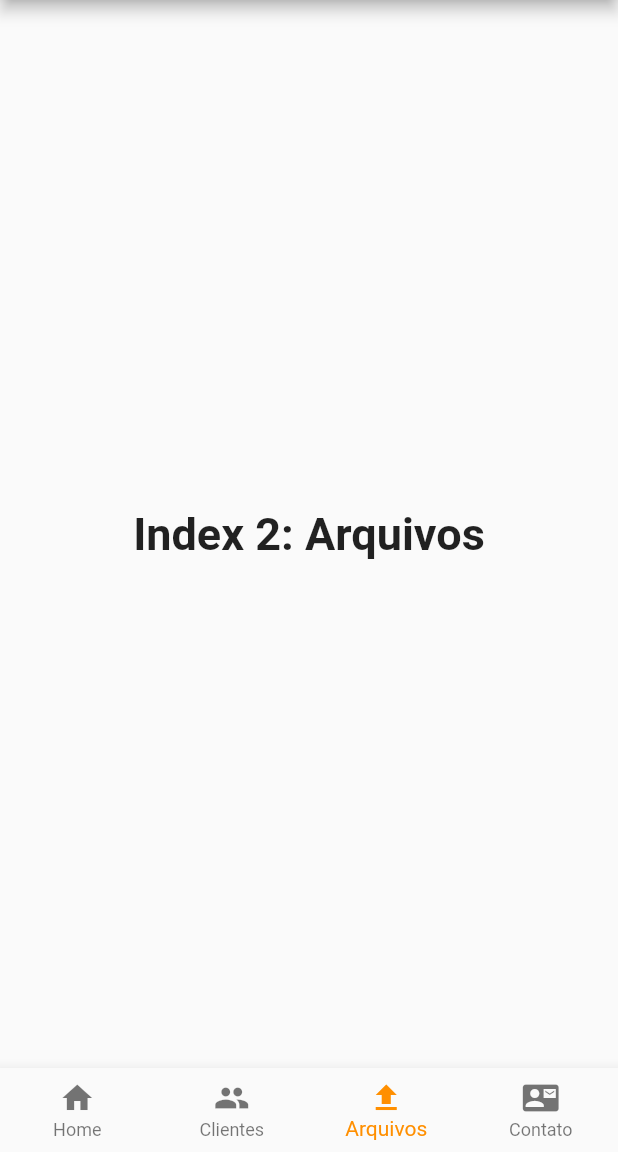
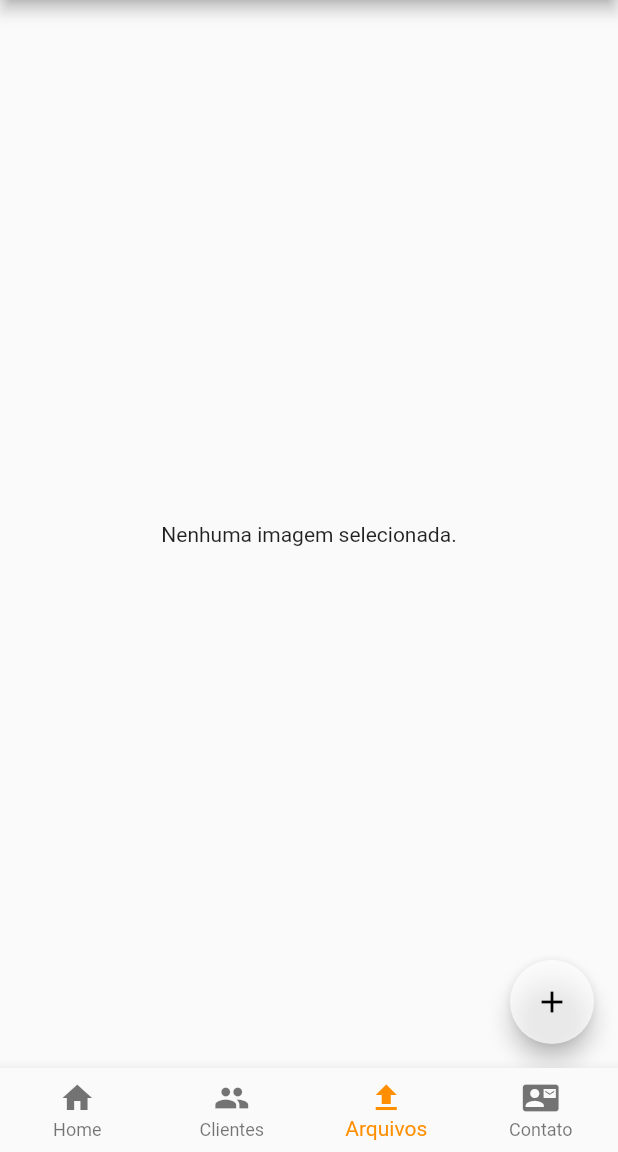
Before and after one commit to fabiodelgadopereira/FrontFlutter, a Flutter app: the MainPage screen opened directly, item 3 of the bottom bar chosen, on a phone screen of 412 x 824 dp, the part 84-1236 px from its top. Run offline on Flutter 3.47's test engine with Material 2 defaults, Android fonts, the phone set to English and light mode, and no system bars; our stand-ins replace dio, image_picker, shared_preferences; accounts and stored records are empty; network calls fail.

```diff
--- a/lib/contact.dart
+++ b/lib/contact.dart
@@ -5,7 +5,7 @@ class ContactPage extends StatelessWidget{
 
    static TextEditingController nameController = new TextEditingController();
    static TextEditingController emailController = new TextEditingController();
-      static TextEditingController mensagemController = new TextEditingController();
+   static TextEditingController mensagemController = new TextEditingController();
 
   @override
   Widget build(BuildContext context){
--- a/lib/main.dart
+++ b/lib/main.dart
@@ -1,5 +1,6 @@
 import 'dart:convert';
 
+import 'package:FrontFlutter/uploadfile.dart';
 import 'package:flutter/material.dart';
 import 'package:flutter/services.dart';
 import 'package:http/http.dart' as http;
@@ -39,10 +40,7 @@ class _MainPageState extends State<MainPage> {
   List<Widget> _widgetOptions = <Widget>[
     HomePage(),
     ClientesPage(),
-    Text(
-      'Index 2: Arquivos',
-      style: optionStyle,
-    ),
+    UploadPage(),
     ContactPage(),
   ];
   void _onItemTapped(int index) {
--- /dev/null
+++ b/lib/uploadfile.dart
@@ -0,0 +1,74 @@
+import 'package:flutter/material.dart';
+import 'package:image_picker/image_picker.dart';
+import 'dart:io';
+import 'package:path/path.dart';
+import 'package:dio/dio.dart';
+
+class UploadPage extends StatelessWidget {
+  // This widget is the home page of your application. It is stateful, meaning
+  // that it has a State object (defined below) that contains fields that affect
+  // how it looks.
+
+  // This class is the configuration for the state. It holds the values (in this
+  // case the title) provided by the parent (in this case the App widget) and
+  // used by the build method of the State. Fields in a Widget subclass are
+  // always marked "final".
+
+  String title;
+  int _counter = 0;
+  File _image;
+  final GlobalKey<ScaffoldState> _scaffoldstate =
+      new GlobalKey<ScaffoldState>();
+
+  Future getImage() async {
+    try {
+    var image = await ImagePicker.pickImage(source: ImageSource.gallery);
+    _uploadFile(image);
+    } catch (e) {
+      print("Exception Caught: $e");
+    }
+  }
+
+  // Methode for file upload
+  void _uploadFile(filePath) async {
+    try {
+      // Get base file name
+      String fileName = basename(filePath.path);
+      print("File base name: $fileName");
+
+      FormData formData = new FormData.fromMap(
+          {"file": await MultipartFile.fromFile(filePath, filename: fileName)});
+
+      Response response = await Dio()
+          .post("http://localhost:5003/api/FileUpload", data: formData);
+      print("File upload response: $response");
+
+      // Show the incoming message in snakbar
+      _showSnakBarMsg(response.data['message']);
+    } catch (e) {
+      print("Exception Caught: $e");
+    }
+  }
+
+  // Method for showing snak bar message
+  void _showSnakBarMsg(String msg) {
+    _scaffoldstate.currentState
+        .showSnackBar(new SnackBar(content: new Text(msg)));
+  }
+
+  @override
+  Widget build(BuildContext context) {
+
+    return Scaffold(
+      key: _scaffoldstate,
+      body: Center(
+        child: _image == null ? Text('Nenhuma imagem selecionada.') : Image.file(_image),
+      ),
+      floatingActionButton: FloatingActionButton(
+        onPressed: getImage,
+        tooltip: 'Increment',
+        child: Icon(Icons.add),
+      ),
+    );
+  }
+}
--- a/pubspec.yaml
+++ b/pubspec.yaml
@@ -25,6 +25,9 @@ dependencies:
     sdk: flutter
   http: any
   shared_preferences: any
+  image_picker: ^0.6.7+4
+  path: ^1.6.2
+  dio: 3.0.9
 
   # The following adds the Cupertino Icons font to your application.
   # Use with the CupertinoIcons class for iOS style icons.
```
Also changed, not shown: img/fileupload.gif (added), pubspec.lock, 1 other file.
